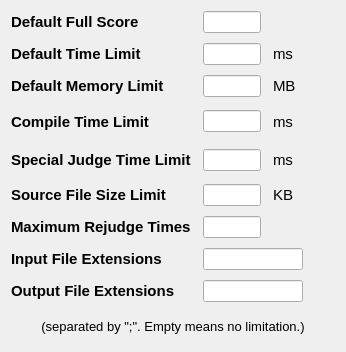
Above: forms_win32/generalsettings.ui from Project-LemonLime/Project_LemonLime before the change. Below: the same form after it.
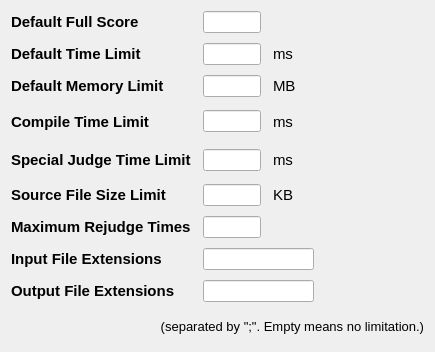
That is the form after the change.

The edit to the form file:
```diff
--- a/forms_win32/generalsettings.ui
+++ b/forms_win32/generalsettings.ui
@@ -6,7 +6,7 @@
    <rect>
     <x>0</x>
     <y>0</y>
-    <width>346</width>
+    <width>435</width>
     <height>352</height>
    </rect>
   </property>
@@ -500,7 +500,7 @@
       <string>(separated by &quot;;&quot;. Empty means no limitation.)</string>
      </property>
      <property name="alignment">
-      <set>Qt::AlignCenter</set>
+      <set>Qt::AlignRight|Qt::AlignTrailing|Qt::AlignVCenter</set>
      </property>
     </widget>
    </item>
```
Left out of the diff: 32 changed lines with no effect on the pictures.
